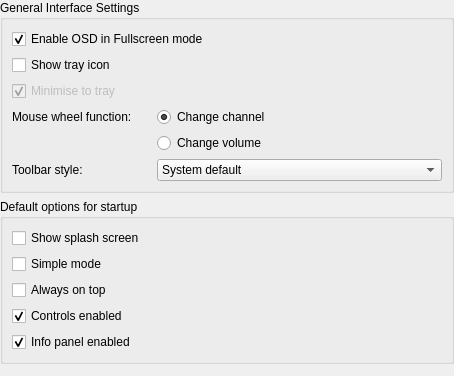
ntadej/tano, file src/ui/settings/SettingsUi.ui: the form before one commit.
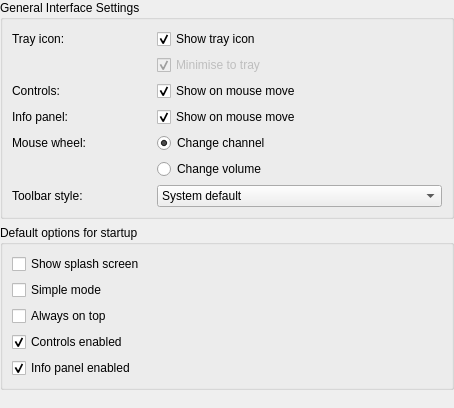
The form after the commit. Icons and pictures are not drawn.

Patch:
```diff
--- a/src/ui/settings/SettingsUi.ui
+++ b/src/ui/settings/SettingsUi.ui
@@ -7,7 +7,7 @@
     <x>0</x>
     <y>0</y>
     <width>454</width>
-    <height>376</height>
+    <height>408</height>
    </rect>
   </property>
   <property name="windowIcon">
@@ -24,14 +24,14 @@
       <string>General Interface Settings</string>
      </property>
      <layout class="QGridLayout" name="layoutMainGuiBox">
-      <item row="5" column="0">
+      <item row="12" column="0">
        <widget class="QLabel" name="labelToolbarStyle">
         <property name="text">
          <string>Toolbar style:</string>
         </property>
        </widget>
       </item>
-      <item row="5" column="1" colspan="2">
+      <item row="12" column="1" colspan="2">
        <widget class="QComboBox" name="comboToolbarLook">
         <property name="currentIndex">
          <number>4</number>
@@ -63,24 +63,14 @@
         </item>
        </widget>
       </item>
-      <item row="0" column="0" colspan="3">
-       <widget class="QCheckBox" name="checkOsd">
-        <property name="text">
-         <string>Enable OSD in Fullscreen mode</string>
-        </property>
-        <property name="checked">
-         <bool>true</bool>
-        </property>
-       </widget>
-      </item>
-      <item row="3" column="0">
+      <item row="10" column="0">
        <widget class="QLabel" name="labelMouseWheel">
         <property name="text">
-         <string>Mouse wheel function:</string>
+         <string>Mouse wheel:</string>
         </property>
        </widget>
       </item>
-      <item row="3" column="1">
+      <item row="10" column="1" colspan="2">
        <widget class="QRadioButton" name="radioWheelChannel">
         <property name="text">
          <string>Change channel</string>
@@ -90,7 +80,31 @@
         </property>
        </widget>
       </item>
-      <item row="2" column="0" colspan="3">
+      <item row="11" column="1" colspan="2">
+       <widget class="QRadioButton" name="radioWheelVolume">
+        <property name="text">
+         <string>Change volume</string>
+        </property>
+       </widget>
+      </item>
+      <item row="6" column="0">
+       <widget class="QLabel" name="labelOsdControls">
+        <property name="text">
+         <string>Controls:</string>
+        </property>
+       </widget>
+      </item>
+      <item row="4" column="1" colspan="2">
+       <widget class="QCheckBox" name="checkTray">
+        <property name="text">
+         <string>Show tray icon</string>
+        </property>
+        <property name="checked">
+         <bool>true</bool>
+        </property>
+       </widget>
+      </item>
+      <item row="5" column="1" colspan="2">
        <widget class="QCheckBox" name="checkTrayHide">
         <property name="enabled">
          <bool>false</bool>
@@ -103,17 +117,37 @@
         </property>
        </widget>
       </item>
-      <item row="1" column="0" colspan="3">
-       <widget class="QCheckBox" name="checkTray">
+      <item row="4" column="0">
+       <widget class="QLabel" name="labelTray">
         <property name="text">
-         <string>Show tray icon</string>
+         <string>Tray icon:</string>
         </property>
        </widget>
       </item>
-      <item row="4" column="1">
-       <widget class="QRadioButton" name="radioWheelVolume">
+      <item row="9" column="0">
+       <widget class="QLabel" name="labelInfo">
         <property name="text">
-         <string>Change volume</string>
+         <string>Info panel:</string>
+        </property>
+       </widget>
+      </item>
+      <item row="9" column="1" colspan="2">
+       <widget class="QCheckBox" name="checkInfo">
+        <property name="text">
+         <string>Show on mouse move</string>
+        </property>
+        <property name="checked">
+         <bool>true</bool>
+        </property>
+       </widget>
+      </item>
+      <item row="6" column="1" colspan="2">
+       <widget class="QCheckBox" name="checkOsd">
+        <property name="text">
+         <string>Show on mouse move</string>
+        </property>
+        <property name="checked">
+         <bool>true</bool>
         </property>
        </widget>
       </item>
@@ -158,7 +192,7 @@
        </widget>
       </item>
       <item>
-       <widget class="QCheckBox" name="checkInfo">
+       <widget class="QCheckBox" name="checkInfoS">
         <property name="text">
          <string>Info panel enabled</string>
         </property>
```
Left out of the diff: 2 changed lines with no effect on the pictures.
